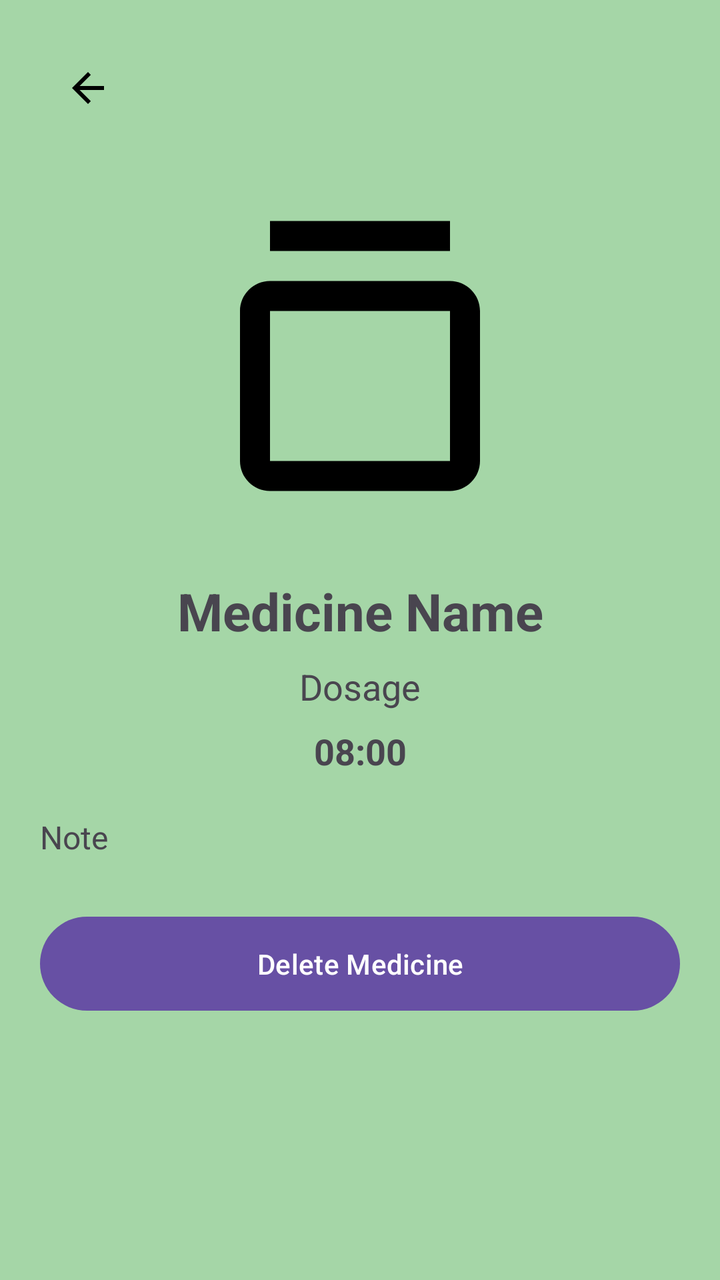
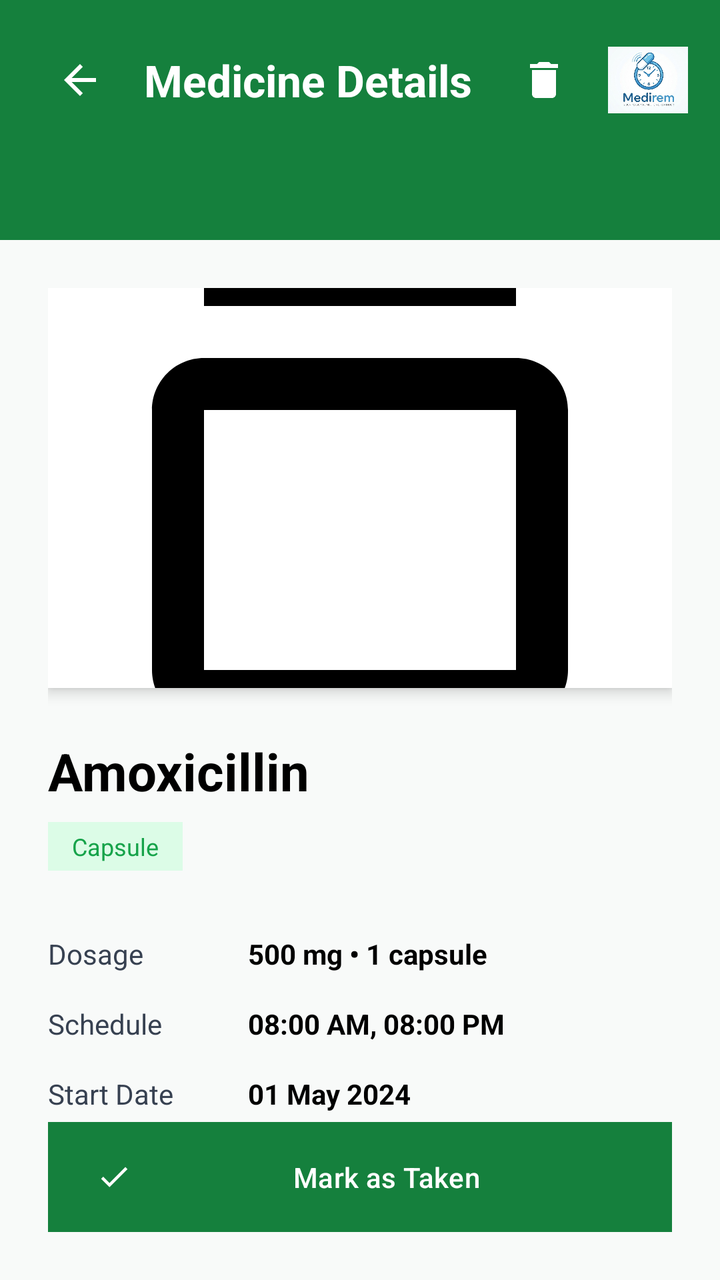

Compare the two renders of this Android layout. The source of the first and the diff that turns it into the second are given below.
<!-- AndroidManifest.xml: application theme Theme.MediRem -->
<!-- res/layout/fragment_medicine_details.xml -->
<?xml version="1.0" encoding="utf-8"?>
<androidx.constraintlayout.widget.ConstraintLayout
    xmlns:android="http://schemas.android.com/apk/res/android"
    xmlns:app="http://schemas.android.com/apk/res-auto"
    android:layout_width="match_parent"
    android:layout_height="match_parent"
    android:padding="20dp"
    android:background="@color/background_green">

    <ImageButton
        android:id="@+id/btnBack"
        android:layout_width="48dp"
        android:layout_height="48dp"
        android:background="@android:color/transparent"
        android:src="@drawable/ic_arrow_back"
        app:layout_constraintStart_toStartOf="parent"
        app:layout_constraintTop_toTopOf="parent"/>

    <ImageView
        android:id="@+id/imgMedicine"
        android:layout_width="180dp"
        android:layout_height="180dp"
        android:scaleType="centerCrop"
        android:src="@drawable/ic_medicine"
        android:contentDescription="Medicine photo"
        app:layout_constraintTop_toBottomOf="@id/btnBack"
        app:layout_constraintStart_toStartOf="parent"
        app:layout_constraintEnd_toEndOf="parent"
        android:layout_marginTop="20dp"/>

    <TextView
        android:id="@+id/tvName"
        android:layout_width="wrap_content"
        android:layout_height="wrap_content"
        android:text="Medicine Name"
        android:textSize="26sp"
        android:textStyle="bold"
        android:layout_marginTop="20dp"
        app:layout_constraintTop_toBottomOf="@id/imgMedicine"
        app:layout_constraintStart_toStartOf="parent"
        app:layout_constraintEnd_toEndOf="parent"/>

    <TextView
        android:id="@+id/tvDosage"
        android:layout_width="wrap_content"
        android:layout_height="wrap_content"
        android:text="Dosage"
        android:textSize="18sp"
        android:layout_marginTop="8dp"
        app:layout_constraintTop_toBottomOf="@id/tvName"
        app:layout_constraintStart_toStartOf="parent"
        app:layout_constraintEnd_toEndOf="parent"/>

    <TextView
        android:id="@+id/tvTime"
        android:layout_width="wrap_content"
        android:layout_height="wrap_content"
        android:text="08:00"
        android:textSize="18sp"
        android:textStyle="bold"
        android:layout_marginTop="8dp"
        app:layout_constraintTop_toBottomOf="@id/tvDosage"
        app:layout_constraintStart_toStartOf="parent"
        app:layout_constraintEnd_toEndOf="parent"/>

    <TextView
        android:id="@+id/tvNote"
        android:layout_width="0dp"
        android:layout_height="wrap_content"
        android:text="Note"
        android:textSize="16sp"
        android:layout_marginTop="20dp"
        app:layout_constraintTop_toBottomOf="@id/tvTime"
        app:layout_constraintStart_toStartOf="parent"
        app:layout_constraintEnd_toEndOf="parent"/>

    <com.google.android.material.button.MaterialButton
        android:id="@+id/btnDelete"
        android:layout_width="0dp"
        android:layout_height="55dp"
        android:text="Delete Medicine"
        android:layout_marginTop="25dp"
        app:layout_constraintTop_toBottomOf="@id/tvNote"
        app:layout_constraintStart_toStartOf="parent"
        app:layout_constraintEnd_toEndOf="parent"/>

</androidx.constraintlayout.widget.ConstraintLayout>
<!-- resources referenced by this layout -->
<resources>
  <color name="background_green">#A5D6A7</color>
  <!-- drawable ic_arrow_back (drawable) -->
  <vector xmlns:android="http://schemas.android.com/apk/res/android"
      android:width="24dp"
      android:height="24dp"
      android:viewportWidth="24"
      android:viewportHeight="24">
      <path
          android:fillColor="#FF000000"
          android:pathData="M20,11H7.83l5.59,-5.59L12,4l-8,8 8,8 1.41,-1.41L7.83,13H20v-2z"/>
  </vector>
  <!-- drawable ic_medicine (drawable) -->
  <vector xmlns:android="http://schemas.android.com/apk/res/android"
      android:width="24dp"
      android:height="24dp"
      android:viewportWidth="24"
      android:viewportHeight="24">
      <path
          android:fillColor="#FF000000"
          android:pathData="M6,3h12v2H6zM18,7H6c-1.1,0 -2,0.9 -2,2v10c0,1.1 0.9,2 2,2h12c1.1,0 2,-0.9 2,-2V9c0,-1.1 -0.9,-2 -2,-2zM18,19H6V9h12v10z"/>
  </vector>
  <style name="Theme.MediRem" parent="Base.Theme.MediRem" />
  <style name="Base.Theme.MediRem" parent="Theme.Material3.DayNight.NoActionBar">
          
          <item name="android:windowBackground">@color/background_green</item>
      </style>
</resources>

<!-- the commit's change to res/layout/fragment_medicine_details.xml (unified diff, before → after) -->
@@ -1,87 +1,224 @@
 <?xml version="1.0" encoding="utf-8"?>
-<androidx.constraintlayout.widget.ConstraintLayout
-    xmlns:android="http://schemas.android.com/apk/res/android"
+<androidx.constraintlayout.widget.ConstraintLayout xmlns:android="http://schemas.android.com/apk/res/android"
     xmlns:app="http://schemas.android.com/apk/res-auto"
     android:layout_width="match_parent"
     android:layout_height="match_parent"
-    android:padding="20dp"
-    android:background="@color/background_green">
+    android:background="@color/background_light">
+
+    
+    <View
+        android:id="@+id/headerView"
+        android:layout_width="match_parent"
+        android:layout_height="120dp"
+        android:background="@drawable/header_background"
+        app:layout_constraintTop_toTopOf="parent" />
 
     <ImageButton
         android:id="@+id/btnBack"
         android:layout_width="48dp"
         android:layout_height="48dp"
-        android:background="@android:color/transparent"
+        android:layout_marginStart="16dp"
+        android:layout_marginTop="16dp"
+        android:background="?attr/selectableItemBackgroundBorderless"
         android:src="@drawable/ic_arrow_back"
         app:layout_constraintStart_toStartOf="parent"
-        app:layout_constraintTop_toTopOf="parent"/>
-
-    <ImageView
-        android:id="@+id/imgMedicine"
-        android:layout_width="180dp"
-        android:layout_height="180dp"
-        android:scaleType="centerCrop"
-        android:src="@drawable/ic_medicine"
-        android:contentDescription="Medicine photo"
-        app:layout_constraintTop_toBottomOf="@id/btnBack"
-        app:layout_constraintStart_toStartOf="parent"
-        app:layout_constraintEnd_toEndOf="parent"
-        android:layout_marginTop="20dp"/>
+        app:layout_constraintTop_toTopOf="parent"
+        app:tint="@color/white" />
 
     <TextView
-        android:id="@+id/tvName"
+        android:id="@+id/tvHeaderTitle"
         android:layout_width="wrap_content"
         android:layout_height="wrap_content"
-        android:text="Medicine Name"
-        android:textSize="26sp"
+        android:layout_marginStart="8dp"
+        android:text="Medicine Details"
+        android:textColor="@color/white"
+        android:textSize="22sp"
         android:textStyle="bold"
-        android:layout_marginTop="20dp"
-        app:layout_constraintTop_toBottomOf="@id/imgMedicine"
-        app:layout_constraintStart_toStartOf="parent"
-        app:layout_constraintEnd_toEndOf="parent"/>
-
-    <TextView
-        android:id="@+id/tvDosage"
-        android:layout_width="wrap_content"
-        android:layout_height="wrap_content"
-        android:text="Dosage"
-        android:textSize="18sp"
-        android:layout_marginTop="8dp"
-        app:layout_constraintTop_toBottomOf="@id/tvName"
-        app:layout_constraintStart_toStartOf="parent"
-        app:layout_constraintEnd_toEndOf="parent"/>
-
-    <TextView
-        android:id="@+id/tvTime"
-        android:layout_width="wrap_content"
-        android:layout_height="wrap_content"
-        android:text="08:00"
-        android:textSize="18sp"
-        android:textStyle="bold"
-        android:layout_marginTop="8dp"
-        app:layout_constraintTop_toBottomOf="@id/tvDosage"
-        app:layout_constraintStart_toStartOf="parent"
-        app:layout_constraintEnd_toEndOf="parent"/>
-
-    <TextView
-        android:id="@+id/tvNote"
-        android:layout_width="0dp"
-        android:layout_height="wrap_content"
-        android:text="Note"
-        android:textSize="16sp"
-        android:layout_marginTop="20dp"
-        app:layout_constraintTop_toBottomOf="@id/tvTime"
-        app:layout_constraintStart_toStartOf="parent"
-        app:layout_constraintEnd_toEndOf="parent"/>
-
-    <com.google.android.material.button.MaterialButton
+        app:layout_constraintBottom_toBottomOf="@id/btnBack"
+        app:layout_constraintStart_toEndOf="@id/btnBack"
+        app:layout_constraintTop_toTopOf="@id/btnBack" />
+
+    <ImageButton
         android:id="@+id/btnDelete"
-        android:layout_width="0dp"
+        android:layout_width="48dp"
+        android:layout_height="48dp"
+        android:layout_marginEnd="8dp"
+        android:background="?attr/selectableItemBackgroundBorderless"
+        android:src="@drawable/ic_delete"
+        app:layout_constraintBottom_toBottomOf="@id/btnBack"
+        app:layout_constraintEnd_toStartOf="@id/ivLogo"
+        app:layout_constraintTop_toTopOf="@id/btnBack"
+        app:tint="@color/white" />
+
+    <ImageView
+        android:id="@+id/ivLogo"
+        android:layout_width="40dp"
+        android:layout_height="40dp"
+        android:layout_marginEnd="16dp"
+        android:src="@drawable/medirem_logo"
+        app:layout_constraintBottom_toBottomOf="@id/btnBack"
+        app:layout_constraintEnd_toEndOf="parent"
+        app:layout_constraintTop_toTopOf="@id/btnBack" />
+
+    <androidx.core.widget.NestedScrollView
+        android:layout_width="match_parent"
+        android:layout_height="0dp"
+        app:layout_constraintBottom_toTopOf="@+id/btnMarkTaken"
+        app:layout_constraintTop_toBottomOf="@id/headerView">
+
+        <androidx.constraintlayout.widget.ConstraintLayout
+            android:layout_width="match_parent"
+            android:layout_height="wrap_content"
+            android:padding="24dp">
+
+            <androidx.cardview.widget.CardView
+                android:id="@+id/imageCard"
+                android:layout_width="match_parent"
+                android:layout_height="200dp"
+                app:cardCornerRadius="0dp"
+                app:cardElevation="4dp"
+                app:layout_constraintTop_toTopOf="parent">
+
+                <ImageView
+                    android:id="@+id/ivMedicineImage"
+                    android:layout_width="match_parent"
+                    android:layout_height="match_parent"
+                    android:scaleType="centerCrop"
+                    android:src="@drawable/ic_medicine" />
+            </androidx.cardview.widget.CardView>
+
+            <TextView
+                android:id="@+id/tvName"
+                android:layout_width="wrap_content"
+                android:layout_height="wrap_content"
+                android:layout_marginTop="24dp"
+                android:text="Amoxicillin"
+                android:textColor="@color/black"
+                android:textSize="26sp"
+                android:textStyle="bold"
+                app:layout_constraintStart_toStartOf="parent"
+                app:layout_constraintTop_toBottomOf="@id/imageCard" />
+
+            <TextView
+                android:id="@+id/tvTypeBadge"
+                android:layout_width="wrap_content"
+                android:layout_height="wrap_content"
+                android:layout_marginTop="8dp"
+                android:background="@drawable/button_background"
+                android:backgroundTint="@color/taken_green"
+                android:paddingHorizontal="12dp"
+                android:paddingVertical="4dp"
+                android:text="Capsule"
+                android:textColor="@color/taken_text"
+                android:textSize="12sp"
+                app:layout_constraintStart_toStartOf="parent"
+                app:layout_constraintTop_toBottomOf="@id/tvName" />
+
+            
+            <LinearLayout
+                android:layout_width="match_parent"
+                android:layout_height="wrap_content"
+                android:layout_marginTop="32dp"
+                android:orientation="vertical"
+                app:layout_constraintTop_toBottomOf="@id/tvTypeBadge">
+
+                <LinearLayout
+                    android:layout_width="match_parent"
+                    android:layout_height="wrap_content"
+                    android:layout_marginBottom="16dp"
+                    android:orientation="horizontal">
+
+                    <TextView
+                        android:layout_width="100dp"
+                        android:layout_height="wrap_content"
+                        android:text="Dosage"
+                        android:textColor="@color/gray_text" />
+
+                    <TextView
+                        android:id="@+id/tvDosage"
+                        android:layout_width="wrap_content"
+                        android:layout_height="wrap_content"
+                        android:text="500 mg • 1 capsule"
+                        android:textColor="@color/black"
+                        android:textStyle="bold" />
+                </LinearLayout>
+
+                <LinearLayout
+                    android:layout_width="match_parent"
+                    android:layout_height="wrap_content"
+                    android:layout_marginBottom="16dp"
+                    android:orientation="horizontal">
+
+                    <TextView
+                        android:layout_width="100dp"
+                        android:layout_height="wrap_content"
+                        android:text="Schedule"
+                        android:textColor="@color/gray_text" />
+
+                    <TextView
+                        android:id="@+id/tvTime"
+                        android:layout_width="wrap_content"
+                        android:layout_height="wrap_content"
+                        android:text="08:00 AM, 08:00 PM"
+                        android:textColor="@color/black"
+                        android:textStyle="bold" />
+                </LinearLayout>
+
+                <LinearLayout
+                    android:layout_width="match_parent"
+                    android:layout_height="wrap_content"
+                    android:layout_marginBottom="16dp"
+                    android:orientation="horizontal">
+
+                    <TextView
+                        android:layout_width="100dp"
+                        android:layout_height="wrap_content"
+                        android:text="Start Date"
+                        android:textColor="@color/gray_text" />
+
+                    <TextView
+                        android:id="@+id/tvStartDate"
+                        android:layout_width="wrap_content"
+                        android:layout_height="wrap_content"
+                        android:text="01 May 2024"
+                        android:textColor="@color/black"
+                        android:textStyle="bold" />
+                </LinearLayout>
+
+                <LinearLayout
+                    android:layout_width="match_parent"
+                    android:layout_height="wrap_content"
+                    android:orientation="horizontal">
+
+                    <TextView
+                        android:layout_width="100dp"
+                        android:layout_height="wrap_content"
+                        android:text="Extra Note"
+                        android:textColor="@color/gray_text" />
+
+                    <TextView
+                        android:id="@+id/tvNote"
+                        android:layout_width="0dp"
+                        android:layout_height="wrap_content"
+                        android:layout_weight="1"
+                        android:text="Take after food"
+                        android:textColor="@color/black"
+                        android:textStyle="bold" />
+                </LinearLayout>
+
+            </LinearLayout>
+
+        </androidx.constraintlayout.widget.ConstraintLayout>
+    </androidx.core.widget.NestedScrollView>
+
+    <Button
+        android:id="@+id/btnMarkTaken"
+        style="@style/GreenButton"
+        android:layout_width="match_parent"
         android:layout_height="55dp"
-        android:text="Delete Medicine"
-        android:layout_marginTop="25dp"
-        app:layout_constraintTop_toBottomOf="@id/tvNote"
-        app:layout_constraintStart_toStartOf="parent"
-        app:layout_constraintEnd_toEndOf="parent"/>
+        android:layout_margin="24dp"
+        android:text="Mark as Taken"
+        app:icon="@drawable/ic_check"
+        app:layout_constraintBottom_toBottomOf="parent" />
 
 </androidx.constraintlayout.widget.ConstraintLayout>
<!-- resource entries referenced after the edit -->
@@ -1,6 +1,21 @@
 <!-- resources referenced by this layout -->
 <resources>
-  <color name="background_green">#A5D6A7</color>
+  <color name="background_light">#F8FAF9</color>
+  <color name="black">#FF000000</color>
+  <color name="gray_text">#374151</color>
+  <color name="taken_green">#DCFCE7</color>
+  <color name="taken_text">#16A34A</color>
+  <color name="white">#FFFFFFFF</color>
+  <!-- drawable button_background (drawable) -->
+  <?xml version="1.0" encoding="utf-8"?>
+  <shape xmlns:android="http://schemas.android.com/apk/res/android">
+      <solid android:color="@color/primary_green"/>
+  </shape>
+  <!-- drawable header_background (drawable) -->
+  <?xml version="1.0" encoding="utf-8"?>
+  <shape xmlns:android="http://schemas.android.com/apk/res/android">
+      <solid android:color="@color/primary_green"/>
+  </shape>
   <!-- drawable ic_arrow_back (drawable) -->
   <vector xmlns:android="http://schemas.android.com/apk/res/android"
       android:width="24dp"
@@ -10,6 +25,27 @@
       <path
           android:fillColor="#FF000000"
           android:pathData="M20,11H7.83l5.59,-5.59L12,4l-8,8 8,8 1.41,-1.41L7.83,13H20v-2z"/>
+  </vector>
+  <!-- drawable ic_check (drawable) -->
+  <?xml version="1.0" encoding="utf-8"?>
+  <vector xmlns:android="http://schemas.android.com/apk/res/android"
+      android:width="24dp"
+      android:height="24dp"
+      android:viewportWidth="24"
+      android:viewportHeight="24">
+      <path
+          android:fillColor="#FF000000"
+          android:pathData="M9,16.17L4.83,12l-1.42,1.41L9,19 21,7l-1.41,-1.41z"/>
+  </vector>
+  <!-- drawable ic_delete (drawable) -->
+  <vector xmlns:android="http://schemas.android.com/apk/res/android"
+      android:width="24dp"
+      android:height="24dp"
+      android:viewportWidth="24"
+      android:viewportHeight="24">
+      <path
+          android:fillColor="#FF000000"
+          android:pathData="M6,19c0,1.1 0.9,2 2,2h8c1.1,0 2,-0.9 2,-2V7H6v12zM19,4h-3.5l-1,-1h-5l-1,1H5v2h14V4z"/>
   </vector>
   <!-- drawable ic_medicine (drawable) -->
   <vector xmlns:android="http://schemas.android.com/apk/res/android"
@@ -21,10 +57,24 @@
           android:fillColor="#FF000000"
           android:pathData="M6,3h12v2H6zM18,7H6c-1.1,0 -2,0.9 -2,2v10c0,1.1 0.9,2 2,2h12c1.1,0 2,-0.9 2,-2V9c0,-1.1 -0.9,-2 -2,-2zM18,19H6V9h12v10z"/>
   </vector>
+  <!-- drawable medirem_logo: png bitmap (drawable, 63234 bytes) -->
+  <style name="GreenButton" parent="Widget.Material3.Button">
+          <item name="android:background">@drawable/button_background</item>
+          <item name="backgroundTint">@color/primary_green</item>
+          <item name="android:textColor">@color/white</item>
+          <item name="android:insetTop">0dp</item>
+          <item name="android:insetBottom">0dp</item>
+          <item name="shapeAppearanceOverlay">@style/RoundedButton</item>
+      </style>
   <style name="Theme.MediRem" parent="Base.Theme.MediRem" />
+  <color name="primary_green">#15803D</color>
+  <style name="RoundedButton">
+          <item name="cornerSize">0dp</item>
+      </style>
   <style name="Base.Theme.MediRem" parent="Theme.Material3.DayNight.NoActionBar">
-          
-          <item name="android:windowBackground">@color/background_green</item>
+          <item name="colorPrimary">@color/primary_green</item>
+          <item name="android:windowBackground">@color/background_light</item>
+          <item name="android:statusBarColor">@color/primary_green</item>
       </style>
 </resources>
 
